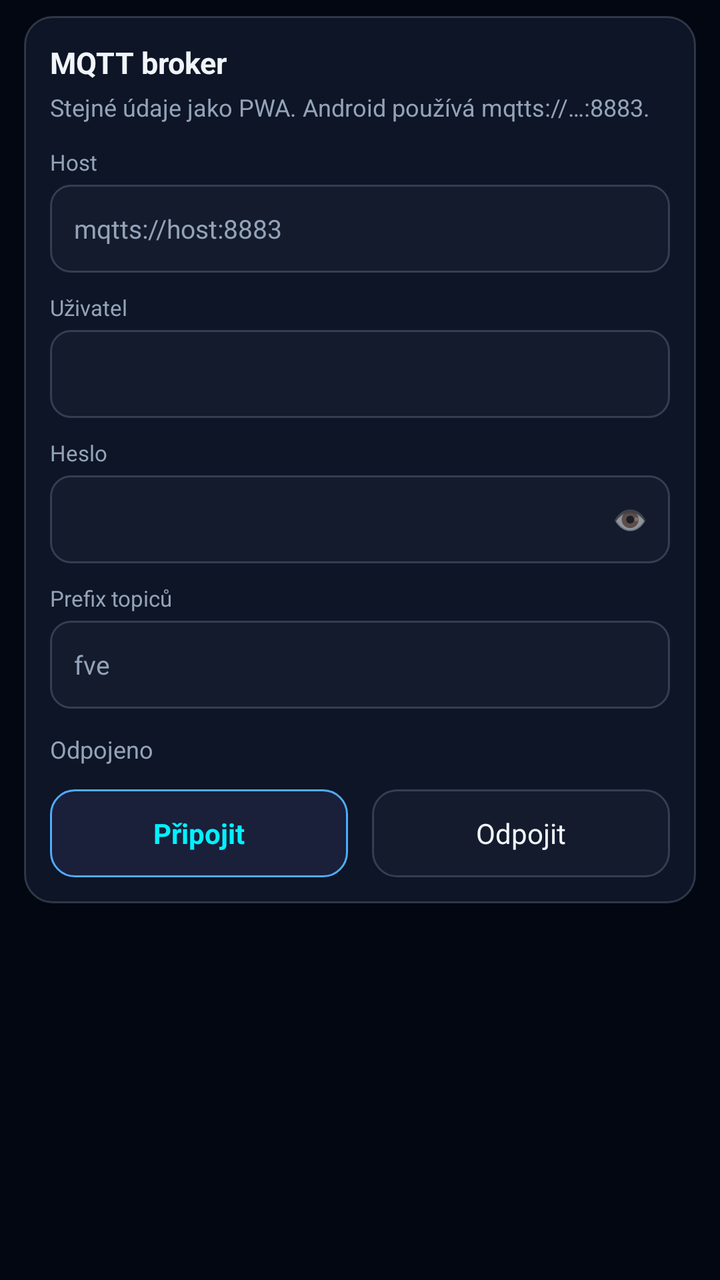
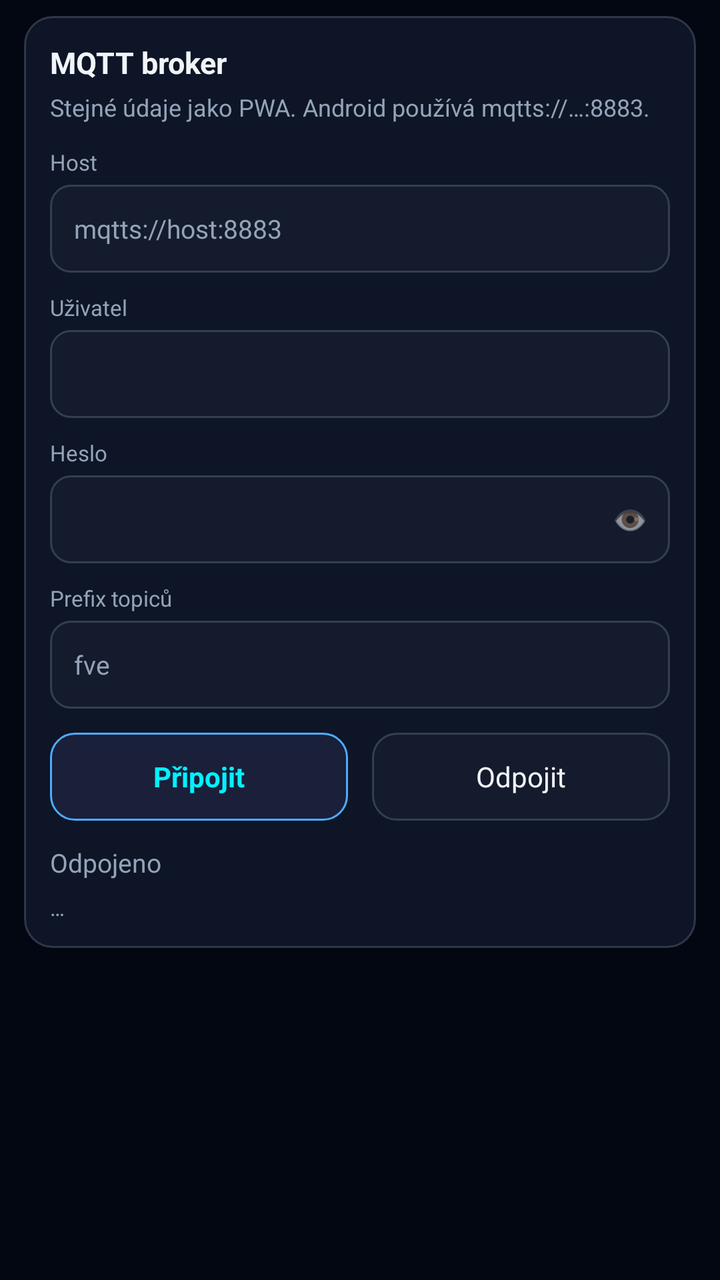

Screens rendered from an Android XML layout before and after an edit, with the pre-edit source and the edit as a unified diff.
<!-- AndroidManifest.xml: application theme Theme.Fve1Ctrl -->
<!-- res/layout/view_settings.xml -->
<?xml version="1.0" encoding="utf-8"?>
<ScrollView xmlns:android="http://schemas.android.com/apk/res/android"
    android:layout_width="match_parent"
    android:layout_height="match_parent"
    android:fillViewport="true">

    <LinearLayout
        android:layout_width="match_parent"
        android:layout_height="wrap_content"
        android:orientation="vertical"
        android:paddingHorizontal="12dp"
        android:paddingTop="8dp"
        android:paddingBottom="16dp">

        <LinearLayout
            android:layout_width="match_parent"
            android:layout_height="wrap_content"
            android:background="@drawable/bg_card"
            android:orientation="vertical"
            android:padding="13dp">

            <TextView
                android:layout_width="wrap_content"
                android:layout_height="wrap_content"
                android:text="MQTT broker"
                android:textColor="@color/text"
                android:textSize="15sp"
                android:textStyle="bold" />

            <TextView
                android:layout_width="wrap_content"
                android:layout_height="wrap_content"
                android:layout_marginTop="4dp"
                android:text="Stejné údaje jako PWA. Android používá mqtts://…:8883."
                android:textColor="@color/muted"
                android:textSize="12sp" />

            <TextView
                android:layout_width="wrap_content"
                android:layout_height="wrap_content"
                android:layout_marginTop="12dp"
                android:text="Host"
                android:textColor="@color/muted"
                android:textSize="11sp" />

            <EditText
                android:id="@+id/cfgHost"
                android:layout_width="match_parent"
                android:layout_height="44dp"
                android:layout_marginTop="4dp"
                android:background="@drawable/bg_field"
                android:hint="mqtts://host:8883"
                android:inputType="textUri"
                android:paddingHorizontal="12dp"
                android:textColor="@color/text"
                android:textColorHint="@color/muted"
                android:textSize="13sp" />

            <TextView
                android:layout_width="wrap_content"
                android:layout_height="wrap_content"
                android:layout_marginTop="10dp"
                android:text="Uživatel"
                android:textColor="@color/muted"
                android:textSize="11sp" />

            <EditText
                android:id="@+id/cfgUser"
                android:layout_width="match_parent"
                android:layout_height="44dp"
                android:layout_marginTop="4dp"
                android:background="@drawable/bg_field"
                android:inputType="text"
                android:paddingHorizontal="12dp"
                android:textColor="@color/text"
                android:textColorHint="@color/muted"
                android:textSize="13sp" />

            <TextView
                android:layout_width="wrap_content"
                android:layout_height="wrap_content"
                android:layout_marginTop="10dp"
                android:text="Heslo"
                android:textColor="@color/muted"
                android:textSize="11sp" />

            <FrameLayout
                android:layout_width="match_parent"
                android:layout_height="44dp"
                android:layout_marginTop="4dp">

                <EditText
                    android:id="@+id/cfgPass"
                    android:layout_width="match_parent"
                    android:layout_height="match_parent"
                    android:background="@drawable/bg_field"
                    android:inputType="textPassword"
                    android:paddingHorizontal="12dp"
                    android:paddingEnd="48dp"
                    android:textColor="@color/text"
                    android:textColorHint="@color/muted"
                    android:textSize="13sp" />

                <TextView
                    android:id="@+id/btnTogglePass"
                    android:layout_width="40dp"
                    android:layout_height="match_parent"
                    android:layout_gravity="end"
                    android:gravity="center"
                    android:text="👁"
                    android:textSize="14sp" />
            </FrameLayout>

            <TextView
                android:layout_width="wrap_content"
                android:layout_height="wrap_content"
                android:layout_marginTop="10dp"
                android:text="Prefix topiců"
                android:textColor="@color/muted"
                android:textSize="11sp" />

            <EditText
                android:id="@+id/cfgPrefix"
                android:layout_width="match_parent"
                android:layout_height="44dp"
                android:layout_marginTop="4dp"
                android:background="@drawable/bg_field"
                android:hint="fve"
                android:inputType="text"
                android:paddingHorizontal="12dp"
                android:textColor="@color/text"
                android:textColorHint="@color/muted"
                android:textSize="13sp" />

            <TextView
                android:id="@+id/cfgStatus"
                android:layout_width="match_parent"
                android:layout_height="wrap_content"
                android:layout_marginTop="12dp"
                android:text="Odpojeno"
                android:textColor="@color/muted"
                android:textSize="12sp" />

            <LinearLayout
                android:layout_width="match_parent"
                android:layout_height="wrap_content"
                android:layout_marginTop="12dp"
                android:orientation="horizontal">

                <TextView
                    android:id="@+id/btnConnect"
                    android:layout_width="0dp"
                    android:layout_height="44dp"
                    android:layout_marginEnd="6dp"
                    android:layout_weight="1"
                    android:background="@drawable/bg_btn_primary"
                    android:gravity="center"
                    android:text="Připojit"
                    android:textColor="@color/accent"
                    android:textStyle="bold" />

                <TextView
                    android:id="@+id/btnDisconnect"
                    android:layout_width="0dp"
                    android:layout_height="44dp"
                    android:layout_marginStart="6dp"
                    android:layout_weight="1"
                    android:background="@drawable/bg_btn_secondary"
                    android:gravity="center"
                    android:text="Odpojit"
                    android:textColor="@color/text" />
            </LinearLayout>
        </LinearLayout>
    </LinearLayout>
</ScrollView>
<!-- resources referenced by this layout -->
<resources>
  <color name="accent">#00F2FE</color>
  <color name="muted">#94A3B8</color>
  <color name="text">#F1F5F9</color>
  <!-- drawable bg_btn_primary (drawable) -->
  <?xml version="1.0" encoding="utf-8"?>
  <shape xmlns:android="http://schemas.android.com/apk/res/android"
      android:shape="rectangle">
      <solid android:color="#1A1F3A" />
      <stroke
          android:width="1dp"
          android:color="@color/accent2" />
      <corners android:radius="12dp" />
  </shape>
  <!-- drawable bg_btn_secondary (drawable) -->
  <?xml version="1.0" encoding="utf-8"?>
  <shape xmlns:android="http://schemas.android.com/apk/res/android"
      android:shape="rectangle">
      <solid android:color="#141B2D" />
      <stroke
          android:width="1dp"
          android:color="@color/border" />
      <corners android:radius="12dp" />
  </shape>
  <!-- drawable bg_card (drawable) -->
  <?xml version="1.0" encoding="utf-8"?>
  <shape xmlns:android="http://schemas.android.com/apk/res/android"
      android:shape="rectangle">
      <solid android:color="@color/panel" />
      <stroke
          android:width="1dp"
          android:color="@color/border" />
      <corners android:radius="14dp" />
  </shape>
  <!-- drawable bg_field (drawable) -->
  <?xml version="1.0" encoding="utf-8"?>
  <shape xmlns:android="http://schemas.android.com/apk/res/android"
      android:shape="rectangle">
      <solid android:color="#141B2D" />
      <stroke
          android:width="1dp"
          android:color="@color/border" />
      <corners android:radius="10dp" />
  </shape>
  <style name="Theme.Fve1Ctrl" parent="Theme.MaterialComponents.DayNight.NoActionBar">
          <item name="android:statusBarColor">@color/bg</item>
          <item name="android:navigationBarColor">@color/bg</item>
          <item name="android:windowBackground">@color/bg</item>
          <item name="android:windowLightStatusBar">false</item>
          <item name="colorPrimary">@color/accent</item>
          <item name="colorOnPrimary">#031018</item>
          <item name="android:textColorPrimary">@color/text</item>
          <item name="android:textColorHint">@color/muted</item>
          <item name="colorControlNormal">@color/border</item>
          <item name="colorControlActivated">@color/accent</item>
      </style>
  <color name="accent2">#4FACFE</color>
  <color name="border">#4794A3B8</color>
  <color name="panel">#E00F172A</color>
  <color name="bg">#030712</color>
</resources>

<!-- the commit's change to res/layout/view_settings.xml (unified diff, before → after) -->
@@ -132,15 +132,6 @@
                 android:textColorHint="@color/muted"
                 android:textSize="13sp" />
 
-            <TextView
-                android:id="@+id/cfgStatus"
-                android:layout_width="match_parent"
-                android:layout_height="wrap_content"
-                android:layout_marginTop="12dp"
-                android:text="Odpojeno"
-                android:textColor="@color/muted"
-                android:textSize="12sp" />
-
             <LinearLayout
                 android:layout_width="match_parent"
                 android:layout_height="wrap_content"
@@ -170,6 +161,27 @@
                     android:text="Odpojit"
                     android:textColor="@color/text" />
             </LinearLayout>
+
+            <TextView
+                android:id="@+id/cfgStatus"
+                android:layout_width="match_parent"
+                android:layout_height="wrap_content"
+                android:layout_marginTop="12dp"
+                android:minHeight="18dp"
+                android:text="Odpojeno"
+                android:textColor="@color/muted"
+                android:textSize="13sp" />
+
+            <TextView
+                android:id="@+id/diagLine"
+                android:layout_width="match_parent"
+                android:layout_height="wrap_content"
+                android:layout_marginTop="6dp"
+                android:ellipsize="end"
+                android:maxLines="3"
+                android:text="…"
+                android:textColor="@color/muted"
+                android:textSize="11sp" />
         </LinearLayout>
     </LinearLayout>
 </ScrollView>
